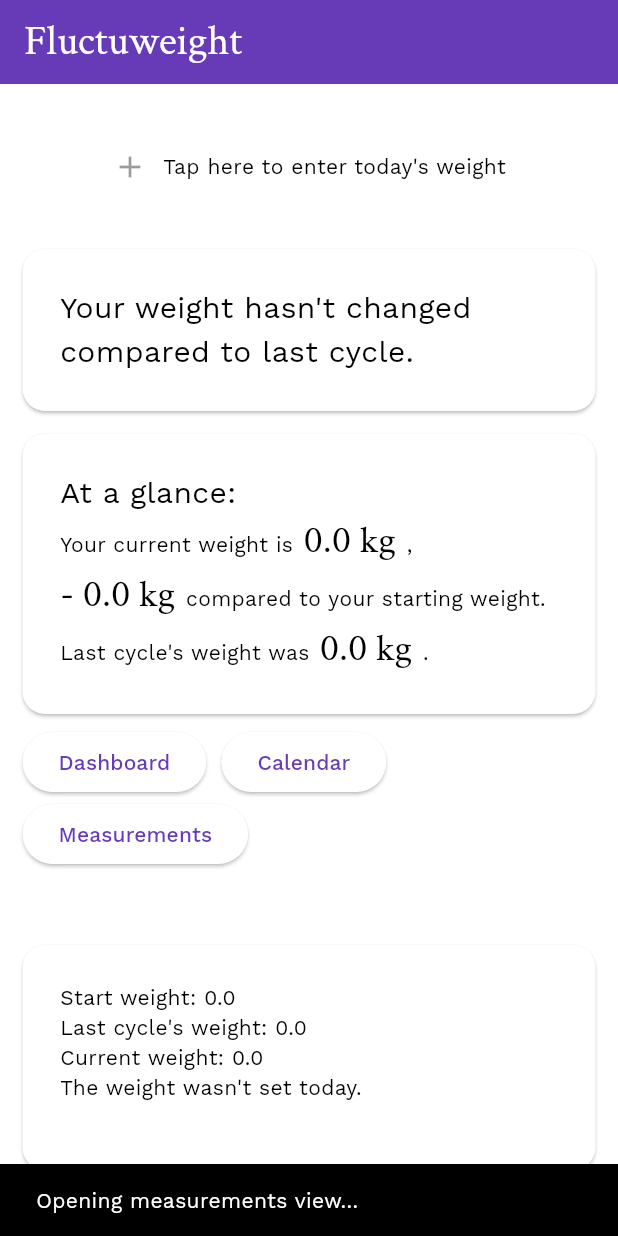
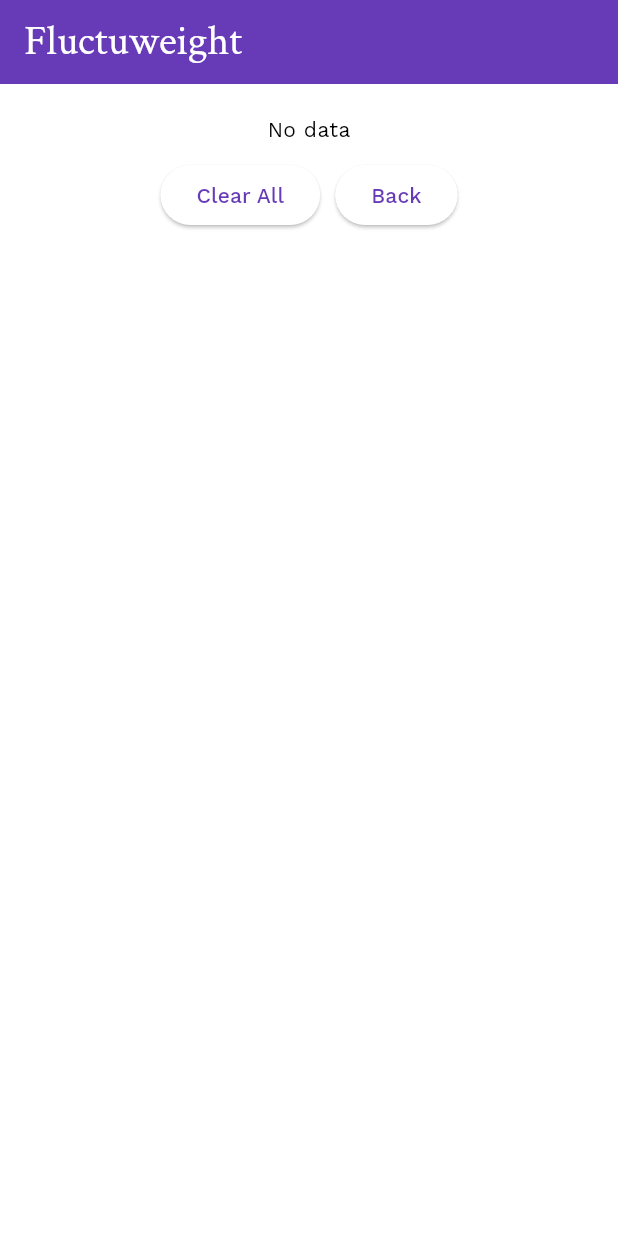
Before and after one commit to JupiterPi/cyclone, a Flutter app: the screen it shows after launch, after a tap on "Measurements", on a phone screen of 412 x 824 dp. Run offline on Flutter 3.47's test engine with Material 2 defaults, Android fonts, the phone set to English and light mode, and no system bars; our stand-ins replace get_it, go_router, google_fonts, sqflite; missing offline and left inert: emojis; accounts and stored records are empty.

Commit message:
measurements list page

```diff
--- a/lib/state.dart
+++ b/lib/state.dart
@@ -4,13 +4,15 @@ import 'package:flutter/material.dart';
 import 'package:get_it/get_it.dart';
 
 class AppState extends ChangeNotifier {
-  MeasurementsService get _measurements => GetIt.instance.get<MeasurementsService>();
+  MeasurementsService get _measurementsService => GetIt.instance.get<MeasurementsService>();
 
   AppState() {
     _readStateFromMeasurements();
   }
 
   // state
+
+  List<Measurement>? _measurements;
 
   double? _startWeight;
   double? _lastCycleWeight;
@@ -19,18 +21,21 @@ class AppState extends ChangeNotifier {
   bool? _weightSetToday;
 
   Future<void> _readStateFromMeasurements() async {
-    final measurements = await _measurements.findMeasurements();
+    final measurements = await _measurementsService.findMeasurements();
+    _measurements = measurements;
 
-    _startWeight = measurements.first.weight;
-    _lastCycleWeight = measurements[measurements.length - 2].weight;
-    _currentWeight = measurements.last.weight;
+    _startWeight = measurements.isEmpty ? 0 : measurements.first.weight;
+    _lastCycleWeight = measurements.length >= 2 ? measurements[measurements.length - 2].weight : 0;
+    _currentWeight = measurements.isEmpty ? 0 : measurements.last.weight;
 
-    _weightSetToday = measurements.last.date.isSameDate(DateTime.now());
+    _weightSetToday = measurements.isEmpty ? false : measurements.last.date.isSameDate(DateTime.now());
 
     notifyListeners();
   }
 
   // state read
+
+  List<Measurement> get measurements => _measurements ?? [];
 
   double get startWeight => _startWeight ?? 0;
   double get lastCycleWeight => _lastCycleWeight ?? 0;
@@ -40,8 +45,8 @@ class AppState extends ChangeNotifier {
 
   // state write
 
-  void setWeight(double weight) async {
-    await _measurements.insertMeasurement(
+  Future<void> setWeight(double weight) async {
+    await _measurementsService.insertMeasurement(
         Measurement(date: DateTime.now(), weight: weight.toPrecision(1))
     );
     await _readStateFromMeasurements();
@@ -51,4 +56,9 @@ class AppState extends ChangeNotifier {
     _weightSetToday = false;
     notifyListeners();
   }
+
+  Future<void> clear() async {
+    await _measurementsService.deleteMeasurements();
+    await _readStateFromMeasurements();
+  }
 }
--- a/lib/ui/home.dart
+++ b/lib/ui/home.dart
@@ -5,6 +5,7 @@ import 'package:cyclone/ui/enter_weight.dart';
 import 'package:cyclone/util.dart';
 import 'package:flutter/material.dart';
 import 'package:get_it/get_it.dart';
+import 'package:go_router/go_router.dart';
 import 'package:google_fonts/google_fonts.dart';
 import 'package:provider/provider.dart';
 
@@ -45,7 +46,7 @@ class HomePage extends StatelessWidget {
                   ),
                   ElevatedButton(
                     onPressed: () {
-                      ScaffoldMessenger.of(context).showSnackBar(const SnackBar(content: Text("Opening measurements view..."), duration: Duration(seconds: 1)));
+                      context.go("/measurements");
                     },
                     child: const Text("Measurements"),
                   ),
--- /dev/null
+++ b/lib/ui/measurements_list.dart
@@ -0,0 +1,55 @@
+import 'package:cyclone/data/measurements.dart';
+import 'package:cyclone/state.dart';
+import 'package:cyclone/ui/cyclone_ui.dart';
+import 'package:flutter/material.dart';
+import 'package:get_it/get_it.dart';
+import 'package:go_router/go_router.dart';
+import 'package:provider/provider.dart';
+
+class MeasurementsListPage extends StatelessWidget {
+  const MeasurementsListPage({super.key});
+
+  @override
+  Widget build(BuildContext context) {
+    return ListView(
+      padding: const EdgeInsets.all(15),
+      children: [
+        Consumer<AppState>(
+          builder: (context, state, child) => Column(
+            children: state.measurements.isNotEmpty
+                ? state.measurements.map((measurement) => Padding(
+                    padding: const EdgeInsets.only(bottom: 10),
+                    child: CycloneCard(
+                      child: Text("Measurement: ${measurement.date}, ${measurement.weight}"),
+                    ),
+                  )).toList()
+                : [
+                  const Padding(
+                    padding: EdgeInsets.only(bottom: 10, top: 5),
+                    child: Text("No data"),
+                  )
+                ],
+          ),
+        ),
+        Row(
+          mainAxisAlignment: MainAxisAlignment.center,
+          children: [
+            ElevatedButton(
+                onPressed: () {
+                  Provider.of<AppState>(context, listen: false).clear();
+                },
+                child: const Text("Clear All")
+            ),
+            const SizedBox(width: 10),
+            ElevatedButton(
+                onPressed: () {
+                  context.go("/");
+                },
+                child: const Text("Back")
+            ),
+          ]
+        ),
+      ],
+    );
+  }
+}
--- a/lib/ui/ui-main.dart
+++ b/lib/ui/ui-main.dart
@@ -1,4 +1,5 @@
 import 'package:cyclone/ui/home.dart';
+import 'package:cyclone/ui/measurements_list.dart';
 import 'package:flutter/material.dart';
 import 'package:go_router/go_router.dart';
 import 'package:google_fonts/google_fonts.dart';
@@ -30,6 +31,7 @@ final _router = GoRouter(
           builder: (context, state, child) => CycloneScaffold(body: child),
           routes: [
             GoRoute(path: "/", builder: (context, state) => const HomePage()),
+            GoRoute(path: "/measurements", builder: (context, state) => const MeasurementsListPage()),
           ]
       )
     ]
```
